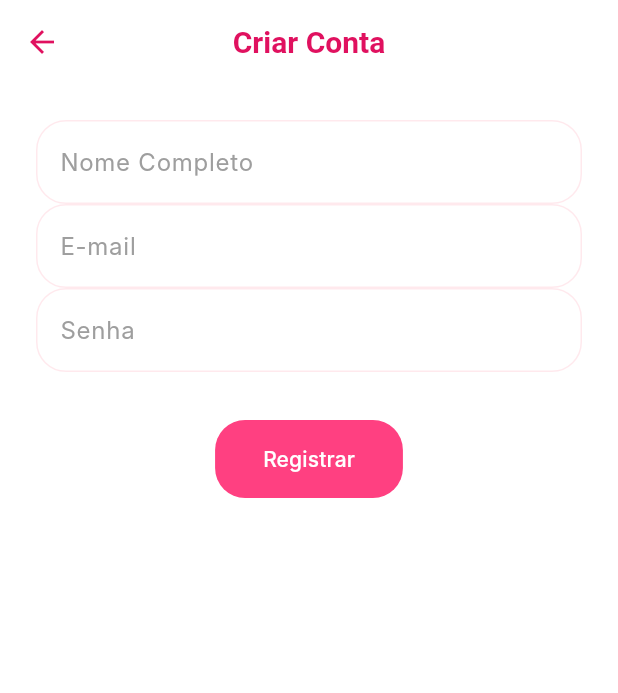
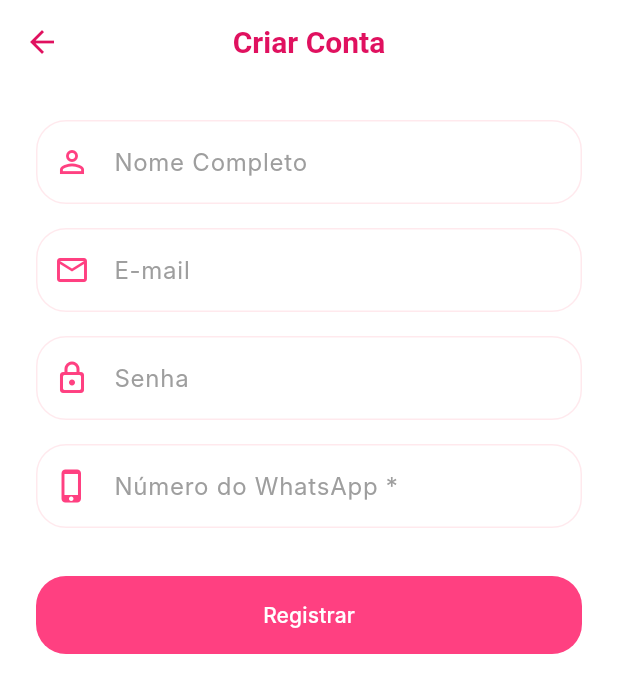
Before and after one commit to gaius007/voz-segura-app, a Flutter app: the RegisterPage screen opened directly, on a phone screen of 412 x 824 dp. Shown: the top 693 px of the screen. Run offline on Flutter 3.47's test engine with Material 3 defaults, Android fonts, the phone set to English and light mode, and no system bars; our stand-ins replace cloud_firestore, firebase_auth, firebase_core, geolocator, image_picker, mask_text_input_formatter and 3 more; accounts and stored records are empty; generated files the repository leaves out were written again; network calls fail; Roboto replaces fonts that are missing (Inter).

Commit message:
feat: registro com campo de telefone obrigatório e gravação no Firestore

```diff
--- a/lib/src/features/auth/presentation/register_page.dart
+++ b/lib/src/features/auth/presentation/register_page.dart
@@ -1,8 +1,12 @@
 import 'package:flutter/material.dart';
+import 'package:cloud_firestore/cloud_firestore.dart';
+import 'package:mask_text_input_formatter/mask_text_input_formatter.dart';
 import 'package:provider/provider.dart';
 import '../data/auth_repository.dart';
+import 'package:voz_segura_app/src/core/theme/app_theme.dart';
 
 // Tela pra criar conta no Firebase
+// Agora com campo de telefone obrigatorio para vinculacao com WhatsApp (Evolution API)
 class RegisterPage extends StatefulWidget {
   const RegisterPage({super.key});
 
@@ -11,25 +15,68 @@ class RegisterPage extends StatefulWidget {
 }
 
 class _RegisterPageState extends State<RegisterPage> {
+  final _formKey = GlobalKey<FormState>();
   final _nameController = TextEditingController();
   final _emailController = TextEditingController();
   final _passwordController = TextEditingController();
+  final _phoneController = TextEditingController();
   bool _isLoading = false;
 
+  // Mascara internacional do Brasil para o campo de telefone
+  // Utiliza o mask_text_input_formatter que ja esta no pubspec.yaml
+  final _phoneFormatter = MaskTextInputFormatter(
+    mask: '+55 (##) #####-####',
+    filter: {"#": RegExp(r'[0-9]')},
+    type: MaskAutoCompletionType.lazy,
+  );
+
+  @override
+  void dispose() {
+    _nameController.dispose();
+    _emailController.dispose();
+    _passwordController.dispose();
+    _phoneController.dispose();
+    super.dispose();
+  }
+
   Future<void> _onRegister() async {
+    // Valida todos os campos do formulario antes de prosseguir
+    if (!_formKey.currentState!.validate()) return;
+
     setState(() => _isLoading = true);
     try {
-      // Chama o repositorio pra criar o usuario
-      await context.read<AuthRepository>().signUp(
-        _emailController.text,
+      // 1. Cria conta de autenticacao no Firebase Auth
+      final appUser = await context.read<AuthRepository>().signUp(
+        _emailController.text.trim(),
         _passwordController.text,
-        displayName: _nameController.text,
+        displayName: _nameController.text.trim(),
       );
+
+      if (appUser != null) {
+        // 2. Formata o numero no padrao E.164 puro (+5511999999999)
+        final rawNumber = _phoneFormatter.getUnmaskedText();
+        final e164Phone = '+55$rawNumber';
+
+        // 3. Registra perfil no Firestore com dados iniciais para a Evolution API
+        await FirebaseFirestore.instance.collection('users').doc(appUser.uid).set({
+          'uid': appUser.uid,
+          'name': _nameController.text.trim(),
+          'email': _emailController.text.trim(),
+          'phoneNumber': e164Phone,
+          'whatsappConnected': false,
+          'createdAt': FieldValue.serverTimestamp(),
+        });
+
         if (mounted) Navigator.pop(context); // volta pro login se deu certo
+      }
     } catch (e) {
       if (mounted) {
         ScaffoldMessenger.of(context).showSnackBar(
-          SnackBar(content: Text('Erro ao registrar: $e')),
+          SnackBar(
+            content: Text('Erro ao registrar: $e'),
+            backgroundColor: AppColors.ruby,
+            behavior: SnackBarBehavior.floating,
+          ),
         );
       }
     } finally {
@@ -43,29 +90,97 @@ class _RegisterPageState extends State<RegisterPage> {
       appBar: AppBar(title: const Text('Criar Conta')),
       body: SingleChildScrollView(
         padding: const EdgeInsets.all(24.0),
+        child: Form(
+          key: _formKey,
           child: Column(
             children: [
-            TextField(
+              TextFormField(
                 controller: _nameController,
-              decoration: const InputDecoration(labelText: "Nome Completo"),
+                decoration: const InputDecoration(
+                  labelText: "Nome Completo",
+                  prefixIcon: Icon(Icons.person_outline, color: AppColors.primary),
                 ),
-            TextField(
+                validator: (value) {
+                  if (value == null || value.trim().isEmpty) {
+                    return 'O nome é obrigatório';
+                  }
+                  return null;
+                },
+              ),
+              const SizedBox(height: 16),
+              TextFormField(
                 controller: _emailController,
-              decoration: const InputDecoration(labelText: "E-mail"),
+                keyboardType: TextInputType.emailAddress,
+                decoration: const InputDecoration(
+                  labelText: "E-mail",
+                  prefixIcon: Icon(Icons.email_outlined, color: AppColors.primary),
                 ),
-            TextField(
+                validator: (value) {
+                  if (value == null || value.trim().isEmpty) {
+                    return 'O e-mail é obrigatório';
+                  }
+                  if (!value.contains('@') || !value.contains('.')) {
+                    return 'Insira um e-mail válido';
+                  }
+                  return null;
+                },
+              ),
+              const SizedBox(height: 16),
+              TextFormField(
                 controller: _passwordController,
                 obscureText: true,
-              decoration: const InputDecoration(labelText: "Senha"),
+                decoration: const InputDecoration(
+                  labelText: "Senha",
+                  prefixIcon: Icon(Icons.lock_outline_rounded, color: AppColors.primary),
                 ),
+                validator: (value) {
+                  if (value == null || value.isEmpty) {
+                    return 'A senha é obrigatória';
+                  }
+                  if (value.length < 6) {
+                    return 'A senha deve ter no mínimo 6 caracteres';
+                  }
+                  return null;
+                },
+              ),
+              const SizedBox(height: 16),
+
+              // Campo de telefone obrigatorio para vinculacao com WhatsApp
+              TextFormField(
+                controller: _phoneController,
+                inputFormatters: [_phoneFormatter],
+                keyboardType: TextInputType.phone,
+                style: const TextStyle(color: AppColors.textMain),
+                decoration: const InputDecoration(
+                  labelText: 'Número do WhatsApp *',
+                  hintText: '+55 (11) 99999-9999',
+                  prefixIcon: Icon(Icons.phone_iphone_rounded, color: AppColors.primary),
+                ),
+                validator: (value) {
+                  if (value == null || value.isEmpty) {
+                    return 'O número de WhatsApp é obrigatório';
+                  }
+                  // Remove formatacao para validar tamanho bruto (DDD + numero)
+                  final clean = _phoneFormatter.getUnmaskedText();
+                  if (clean.length < 10 || clean.length > 11) {
+                    return 'Insira um número válido com DDD';
+                  }
+                  return null;
+                },
+              ),
+
               const SizedBox(height: 32),
               _isLoading
-              ? const CircularProgressIndicator()
-              : ElevatedButton(
+                ? const CircularProgressIndicator(color: AppColors.primary)
+                : SizedBox(
+                    width: double.infinity,
+                    child: ElevatedButton(
                       onPressed: _onRegister,
                       child: const Text("Registrar"),
                     ),
+                  ),
             ],
+          ),
         ),
       ),
     );
```
Lines whose indentation alone changed are shown as unchanged.
